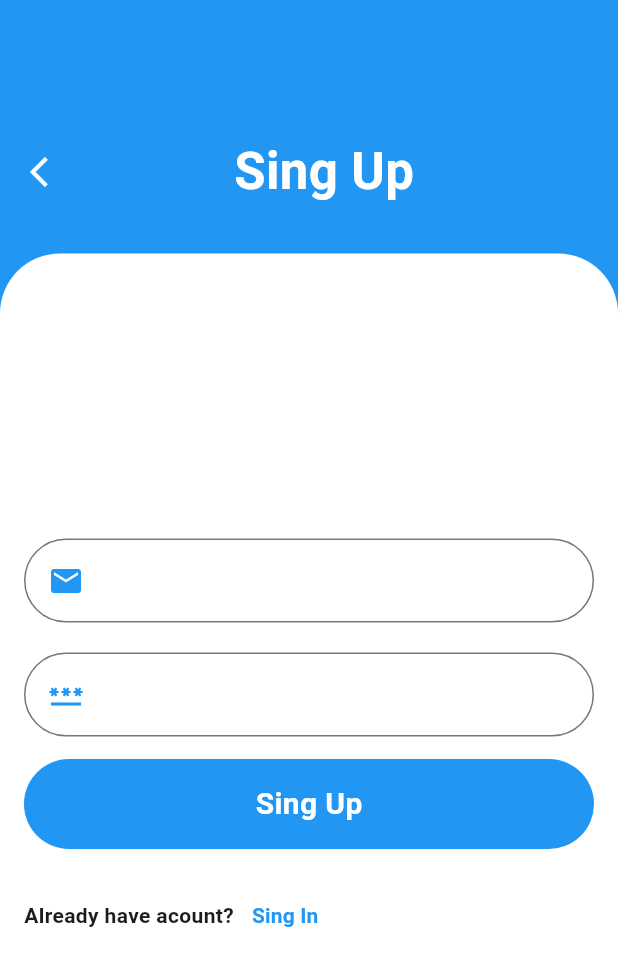
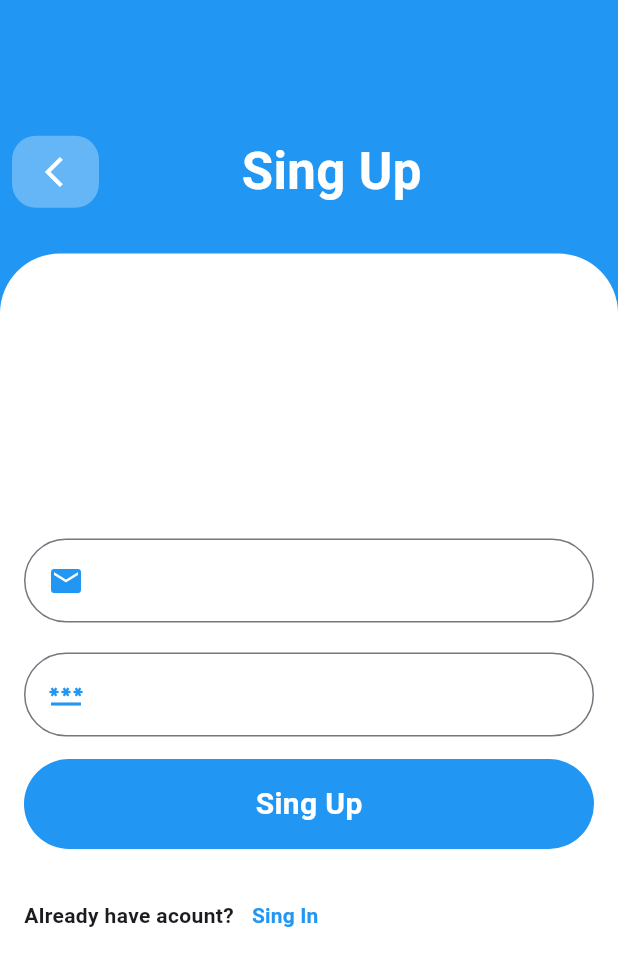
Before and after one commit to o-Proteus-o/Simple-Chat-App, a Flutter app: the RegisterPage screen opened by its route, on a phone screen of 412 x 824 dp. Shown: the top 966 px of the screen. Run offline on Flutter 3.47's test engine with Material 3 defaults, Android fonts, the phone set to English and light mode, and no system bars; drawn by our look-alikes of modal_progress_hud_nsn; our stand-ins replace cloud_firestore, firebase_auth, firebase_core, lottie; accounts and stored records are empty.

Commit message:
add some changes

```diff
--- a/lib/screens/auth/register.dart
+++ b/lib/screens/auth/register.dart
@@ -35,13 +35,26 @@ class _RegisterPageState extends State<RegisterPage> {
                 padding: const EdgeInsets.symmetric(horizontal: 8),
                 child: Row(
                   children: [
-                    IconButton(
-                      onPressed: () {
+                    GestureDetector(
+                      onTap: () {
                         Navigator.pop(context);
                       },
-                      icon: Icon(Icons.arrow_back_ios, color: Colors.white),
+                      child: Container(
+                        padding: EdgeInsets.all(12),
+                        decoration: BoxDecoration(
+                          color: Colors.white.withOpacity(0.3),
+                          borderRadius: BorderRadius.circular(16),
+                        ),
+                        child: Padding(
+                          padding: const EdgeInsets.only(left: 10),
+                          child: Icon(
+                            Icons.arrow_back_ios,
+                            color: Colors.white,
+                          ),
+                        ),
+                      ),
                     ),
-                    SizedBox(width: 100),
+                    SizedBox(width: 95),
                     Text(
                       "Sing Up",
                       style: TextStyle(
--- a/lib/widgets/custom_botton.dart
+++ b/lib/widgets/custom_botton.dart
@@ -1,9 +1,9 @@
 import 'package:flutter/material.dart';
 
 class CustomBotton extends StatelessWidget {
-  CustomBotton({super.key, required this.signChild, required this.onTap});
-  String signChild;
-  VoidCallback onTap;
+  const CustomBotton({super.key, required this.signChild, required this.onTap});
+  final String signChild;
+  final VoidCallback onTap;
   @override
   Widget build(BuildContext context) {
     return GestureDetector(
--- a/lib/widgets/custom_text_form_field.dart
+++ b/lib/widgets/custom_text_form_field.dart
@@ -1,17 +1,17 @@
 import 'package:flutter/material.dart';
 
 class CustomTextFormField extends StatelessWidget {
-  CustomTextFormField({
+  const CustomTextFormField({
     super.key,
     required this.icons,
     this.hintText,
     this.onChanged,
     this.obscure = false,
   });
-  Icon icons;
-  String? hintText;
-  Function(String)? onChanged;
-  bool obscure = false;
+  final Icon icons;
+  final String? hintText;
+  final Function(String)? onChanged;
+  final bool obscure;
   @override
   Widget build(BuildContext context) {
     return TextFormField(
```
